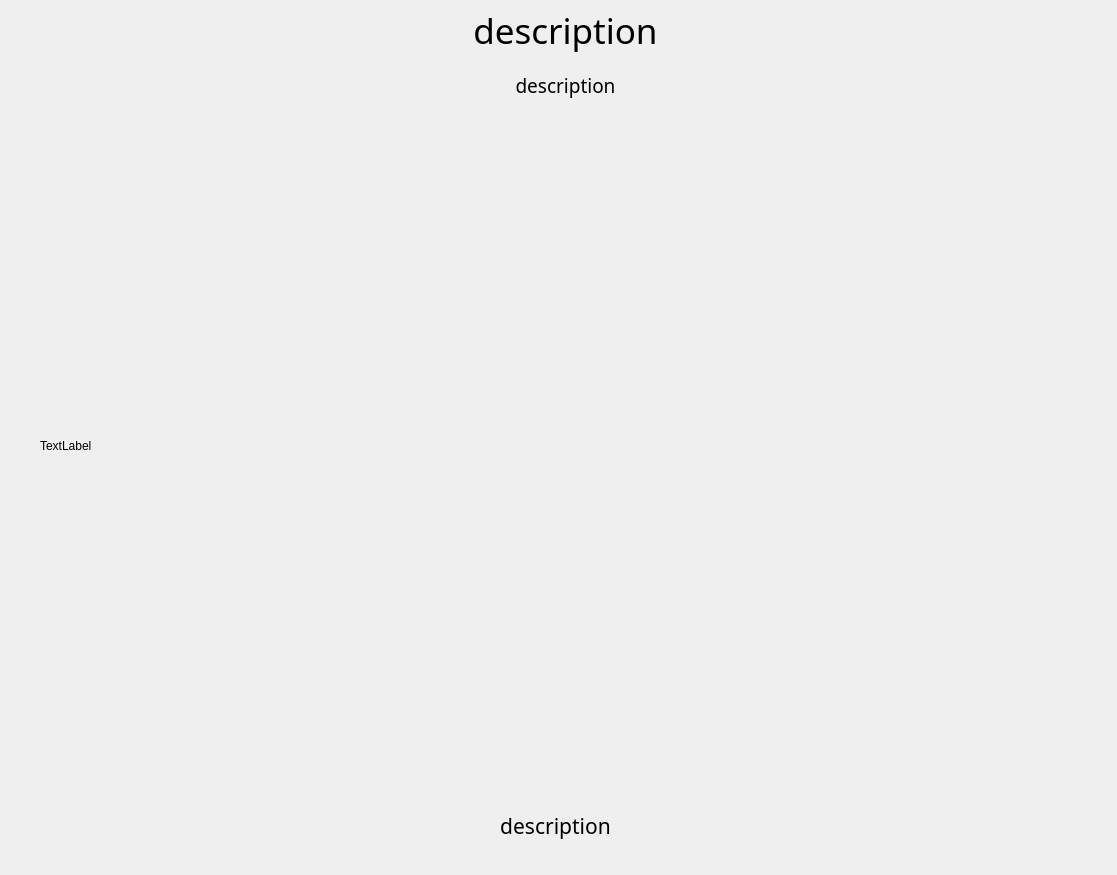
First picture: the form in code/check_out/Check_result.ui, repository lj976264709/Ljtry, before the edit.
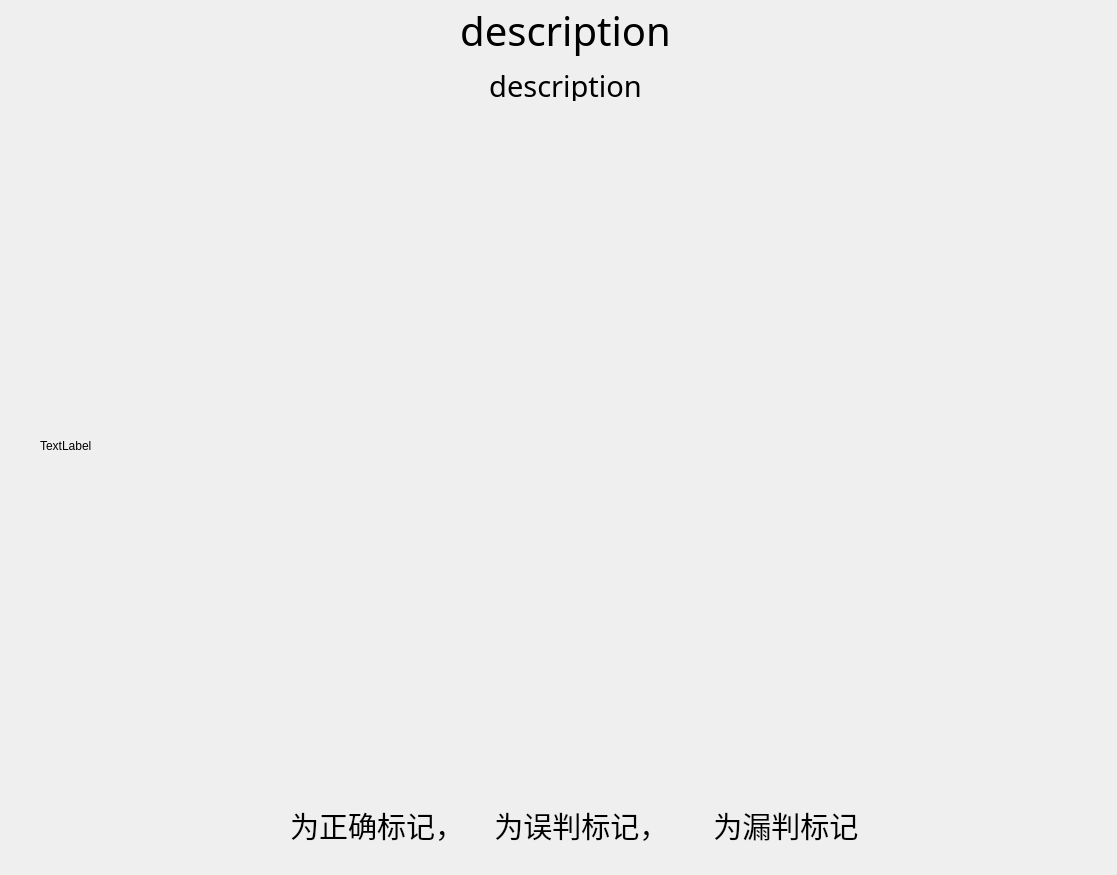
Second picture: the form after the edit. Icons and pictures are not drawn.

Diff of the .ui file:
```diff
--- a/code/check_out/Check_result.ui
+++ b/code/check_out/Check_result.ui
@@ -24,8 +24,8 @@
    </property>
    <property name="font">
     <font>
-     <family>Adobe Arabic</family>
-     <pointsize>26</pointsize>
+     <family>Adobe Devanagari</family>
+     <pointsize>30</pointsize>
     </font>
    </property>
    <property name="text">
@@ -59,12 +59,12 @@
    </property>
    <property name="font">
     <font>
-     <family>Adobe Arabic</family>
-     <pointsize>16</pointsize>
+     <family>Adobe Devanagari</family>
+     <pointsize>22</pointsize>
     </font>
    </property>
    <property name="text">
-    <string>description</string>
+    <string>     为正确标记，    为误判标记，      为漏判标记</string>
    </property>
    <property name="alignment">
     <set>Qt::AlignCenter</set>
@@ -81,8 +81,8 @@
    </property>
    <property name="font">
     <font>
-     <family>Adobe 黑体 Std R</family>
-     <pointsize>14</pointsize>
+     <family>Adobe Devanagari</family>
+     <pointsize>22</pointsize>
     </font>
    </property>
    <property name="text">
```
Left out of the diff: 61 changed lines with no effect on the pictures.
